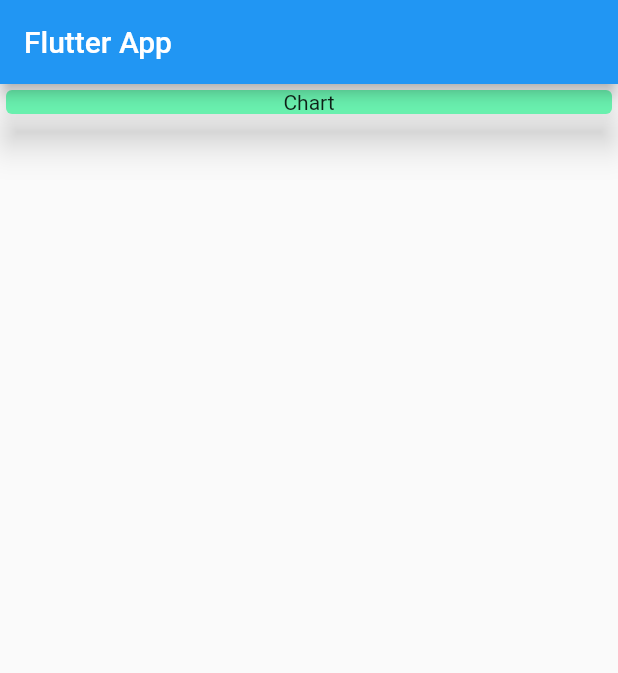
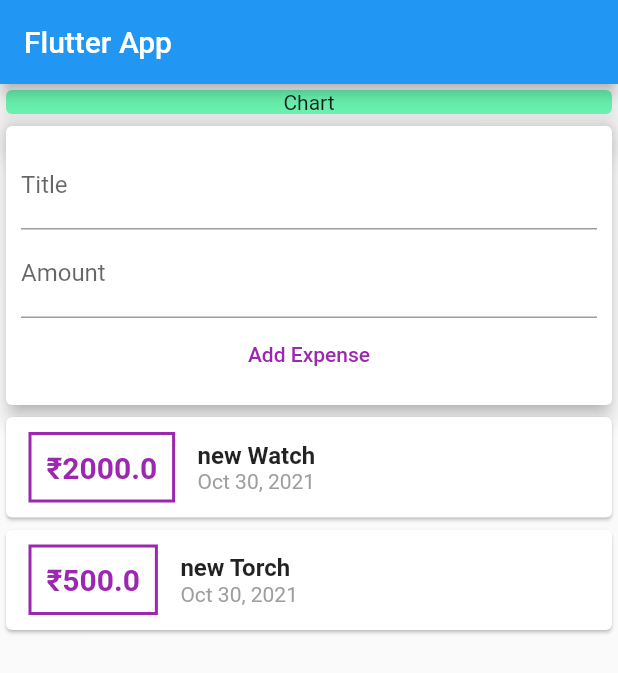
Before and after one commit to PrajilPradeep/Expensify, a Flutter app: the screen it shows after launch, on a phone screen of 412 x 824 dp. Shown: the top 673 px of the screen. Run offline on Flutter 3.47's test engine with Material 2 defaults, Android fonts, the phone set to English and light mode, and no system bars.

Commit message:
Connecting Widgets & Managing Data _ State

```diff
--- a/lib/main.dart
+++ b/lib/main.dart
@@ -1,6 +1,7 @@
 // ignore_for_file: use_key_in_widget_constructors, prefer_const_constructors, prefer_const_literals_to_create_immutables, sized_box_for_whitespace
 
 import 'package:flutter/material.dart';
+import './widgets/user_transaction.dart';
 
 void main() => runApp(MyApp());
 
@@ -40,6 +41,7 @@ class MyHomePage extends StatelessWidget {
               elevation: 10,
             ),
           ),
+          UserTransactions(),
         ],
       ),
     );
--- a/lib/widgets/transaction_list.dart
+++ b/lib/widgets/transaction_list.dart
@@ -1,13 +1,16 @@
-// ignore_for_file: use_key_in_widget_constructors, prefer_const_constructors, prefer_const_literals_to_create_immutables, sized_box_for_whitespace
+// ignore_for_file: use_key_in_widget_constructors, prefer_const_constructors, prefer_const_literals_to_create_immutables, sized_box_for_whitespace, prefer_const_constructors_in_immutables
 import 'package:flutter/material.dart';
 import 'package:intl/intl.dart';
 import '../models/transaction.dart';
 
 class TransactionList extends StatelessWidget {
+  final List<Transaction> transactions;
+  TransactionList(this.transactions);
+
   @override
   Widget build(BuildContext context) {
     return Column(
-      children: _userTransactions.map((tx) {
+      children: transactions.map((tx) {
         return Card(
           child: Row(
             children: [
--- a/lib/widgets/user_transaction.dart
+++ b/lib/widgets/user_transaction.dart
@@ -27,12 +27,25 @@ class _UserTransactionsState extends State<UserTransactions> {
       date: DateTime.now(),
     ),
   ];
+
+  void _addNewTransaction(String txTitle, double txAmount) {
+    final newTx = Transaction(
+        title: txTitle,
+        amount: txAmount,
+        date: DateTime.now(),
+        id: DateTime.now().toString());
+
+    setState(() {
+      _userTransactions.add(newTx);
+    });
+  }
+
   @override
   Widget build(BuildContext context) {
     return Column(
       children: [
         NewTransaction(),
-        TransactionList(),
+        TransactionList(_userTransactions),
       ],
     );
   }
```
